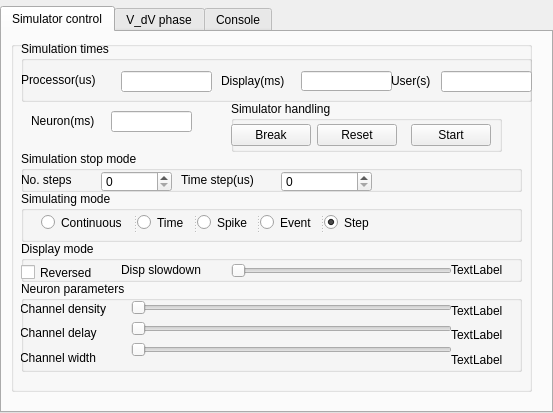
This is code/QtGUI/neurontab.ui in jvegh/Dynamic-Abstract-Neural-Computing as Qt 5 draws it before an edit. The edited form follows.
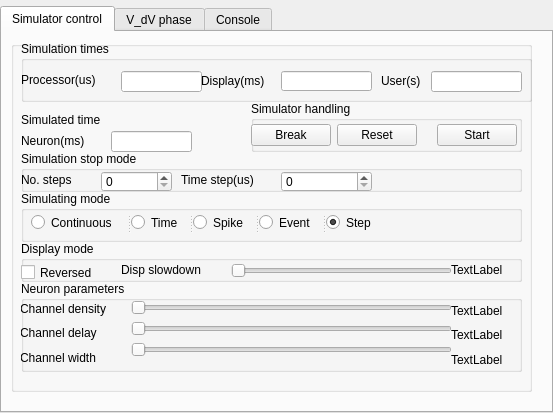
This is the edited form. Custom widgets are drawn as their Qt base class.

What changed in the file:
```diff
--- a/code/QtGUI/neurontab.ui
+++ b/code/QtGUI/neurontab.ui
@@ -303,7 +303,7 @@
                   <widget class="QGroupBox" name="Control_2">
                    <property name="geometry">
                     <rect>
-                     <x>220</x>
+                     <x>240</x>
                      <y>60</y>
                      <width>271</width>
                      <height>51</height>
@@ -320,7 +320,7 @@
                      <rect>
                       <x>0</x>
                       <y>20</y>
-                      <width>260</width>
+                      <width>266</width>
                       <height>28</height>
                      </rect>
                     </property>
@@ -339,6 +339,19 @@
                        </property>
                       </widget>
                      </item>
+                     <item>
+                      <spacer name="horizontalSpacer_2">
+                       <property name="orientation">
+                        <enum>Qt::Orientation::Horizontal</enum>
+                       </property>
+                       <property name="sizeHint" stdset="0">
+                        <size>
+                         <width>40</width>
+                         <height>20</height>
+                        </size>
+                       </property>
+                      </spacer>
+                     </item>
                      <item>
                       <spacer name="horizontalSpacer">
                        <property name="orientation">
@@ -380,7 +393,7 @@
                    <widget class="QLabel" name="UserTimeLabel">
                     <property name="geometry">
                      <rect>
-                      <x>370</x>
+                      <x>360</x>
                       <y>30</y>
                       <width>51</width>
                       <height>20</height>
@@ -408,7 +421,7 @@
                      <rect>
                       <x>100</x>
                       <y>30</y>
-                      <width>91</width>
+                      <width>81</width>
                       <height>21</height>
                      </rect>
                     </property>
@@ -425,7 +438,7 @@
                    <widget class="QLineEdit" name="DisplayTimeValue">
                     <property name="geometry">
                      <rect>
-                      <x>280</x>
+                      <x>260</x>
                       <y>30</y>
                       <width>91</width>
                       <height>20</height>
@@ -444,7 +457,7 @@
                    <widget class="QLabel" name="DisplayTimeLabel">
                     <property name="geometry">
                      <rect>
-                      <x>200</x>
+                      <x>180</x>
                       <y>30</y>
                       <width>81</width>
                       <height>20</height>
@@ -457,7 +470,7 @@
                    <widget class="QLineEdit" name="UserTimeValue">
                     <property name="geometry">
                      <rect>
-                      <x>420</x>
+                      <x>410</x>
                       <y>30</y>
                       <width>91</width>
                       <height>21</height>
@@ -489,9 +502,9 @@
                    <widget class="QSplitter" name="splitter">
                     <property name="geometry">
                      <rect>
-                      <x>20</x>
+                      <x>10</x>
                       <y>20</y>
-                      <width>337</width>
+                      <width>351</width>
                       <height>23</height>
                      </rect>
                     </property>
@@ -535,7 +548,7 @@
                    <property name="geometry">
                     <rect>
                      <x>100</x>
-                     <y>70</y>
+                     <y>90</y>
                      <width>81</width>
                      <height>21</height>
                     </rect>
@@ -550,8 +563,8 @@
                   <widget class="QLabel" name="SimulatedTimeLabel">
                    <property name="geometry">
                     <rect>
-                     <x>20</x>
-                     <y>70</y>
+                     <x>10</x>
+                     <y>90</y>
                      <width>81</width>
                      <height>20</height>
                     </rect>
@@ -560,6 +573,19 @@
                     <string>Neuron(ms)</string>
                    </property>
                   </widget>
+                  <widget class="QLabel" name="label">
+                   <property name="geometry">
+                    <rect>
+                     <x>10</x>
+                     <y>70</y>
+                     <width>111</width>
+                     <height>18</height>
+                    </rect>
+                   </property>
+                   <property name="text">
+                    <string>Simulated time</string>
+                   </property>
+                  </widget>
                  </widget>
                 </item>
                </layout>
```
